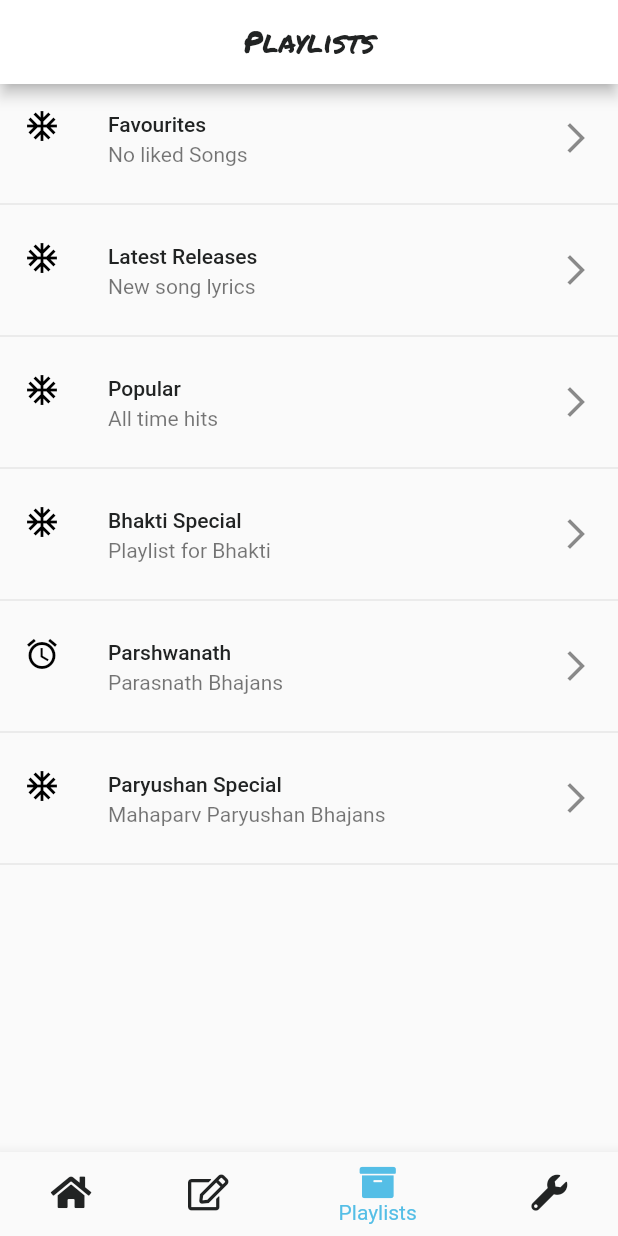
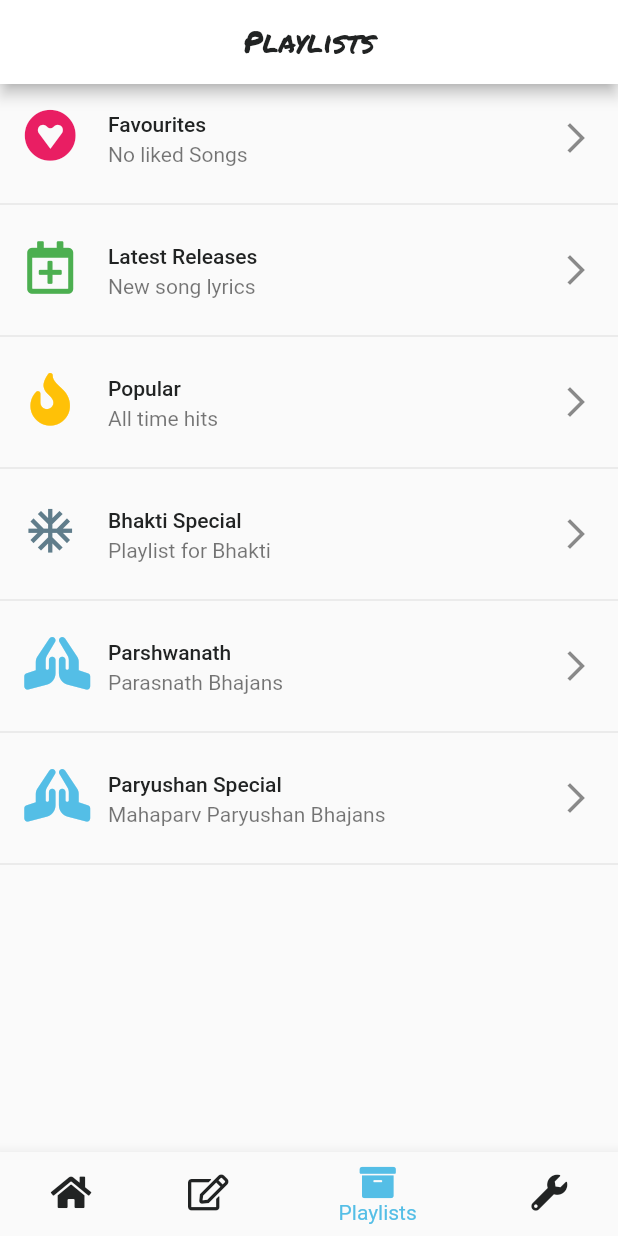
Before and after one commit to shobhit2020335/jain_songs_fork2, a Flutter app: the screen it shows after launch, item 3 of the bottom bar chosen, on a phone screen of 412 x 824 dp. Run offline on Flutter 3.47's test engine with Material 2 defaults, Android fonts, the phone set to English and light mode, and no system bars; our stand-ins replace cloud_firestore, connectivity, firebase_core, font_awesome_flutter, modal_progress_hud; missing offline and left inert: flutter_share; accounts and stored records are empty.

Commit message:
playlist list upgraded

```diff
--- a/lib/custom_widgets/build_playlistRow.dart
+++ b/lib/custom_widgets/build_playlistRow.dart
@@ -15,7 +15,8 @@ class BuildPlaylistRow extends StatelessWidget {
       child: ListTile(
         leading: Icon(
           playlistDetails.leadIcon,
-          color: Colors.black,
+          color: playlistDetails.color,
+          size: 35,
         ),
         title: Text(
           playlistDetails.title,
@@ -24,7 +25,9 @@ class BuildPlaylistRow extends StatelessWidget {
         subtitle: Text(
           playlistDetails.subtitle,
         ),
-        trailing: Icon(Icons.arrow_forward_ios),
+        trailing: Icon(
+          Icons.arrow_forward_ios,
+        ),
       ),
     );
   }
--- a/lib/utilities/lists.dart
+++ b/lib/utilities/lists.dart
@@ -10,36 +10,42 @@ List<PlaylistDetails> playlistList = [
     active: true,
     title: 'Favourites',
     subtitle: 'No liked Songs',
-    leadIcon: Icons.ac_unit,
+    leadIcon: FontAwesomeIcons.gratipay,
+    color: Colors.pink,
   ),
   PlaylistDetails(
     active: true,
     title: 'Latest Releases',
     subtitle: 'New song lyrics',
-    leadIcon: Icons.ac_unit,
+    leadIcon: FontAwesomeIcons.calendarPlus,
+    color: Colors.green,
   ),
   PlaylistDetails(
     active: true,
     title: 'Popular',
     subtitle: 'All time hits',
-    leadIcon: Icons.ac_unit,
+    leadIcon: FontAwesomeIcons.fire,
+    color: Colors.amber,
   ),
   PlaylistDetails(
     active: true,
     title: 'Bhakti Special',
     subtitle: 'Playlist for Bhakti',
     leadIcon: Icons.ac_unit,
+    color: Colors.blueGrey,
   ),
   PlaylistDetails(
     active: true,
     title: 'Parshwanath',
     subtitle: 'Parasnath Bhajans',
-    leadIcon: Icons.access_alarm_outlined,
+    leadIcon: FontAwesomeIcons.prayingHands,
+    color: Color(0xFF54BEE6),
   ),
   PlaylistDetails(
     active: false,
     title: 'Paryushan Special',
     subtitle: 'Mahaparv Paryushan Bhajans',
-    leadIcon: Icons.ac_unit,
+    leadIcon: FontAwesomeIcons.prayingHands,
+    color: Color(0xFF54BEE6),
   ),
 ];
--- a/lib/utilities/playlist_details.dart
+++ b/lib/utilities/playlist_details.dart
@@ -7,6 +7,13 @@ class PlaylistDetails {
   //Eg. Paryushan playlist is active only in paryushan.
   bool active;
   IconData leadIcon;
+  Color color;
 
-  PlaylistDetails({this.active, this.title, this.subtitle, this.leadIcon});
+  PlaylistDetails({
+    this.active,
+    this.title,
+    this.subtitle,
+    this.leadIcon,
+    this.color: Colors.cyan,
+  });
 }
```
Also changed, not shown: images/bodh-gaya-buddhism-music-download-computer-icons-budhdha.jpg (added).
